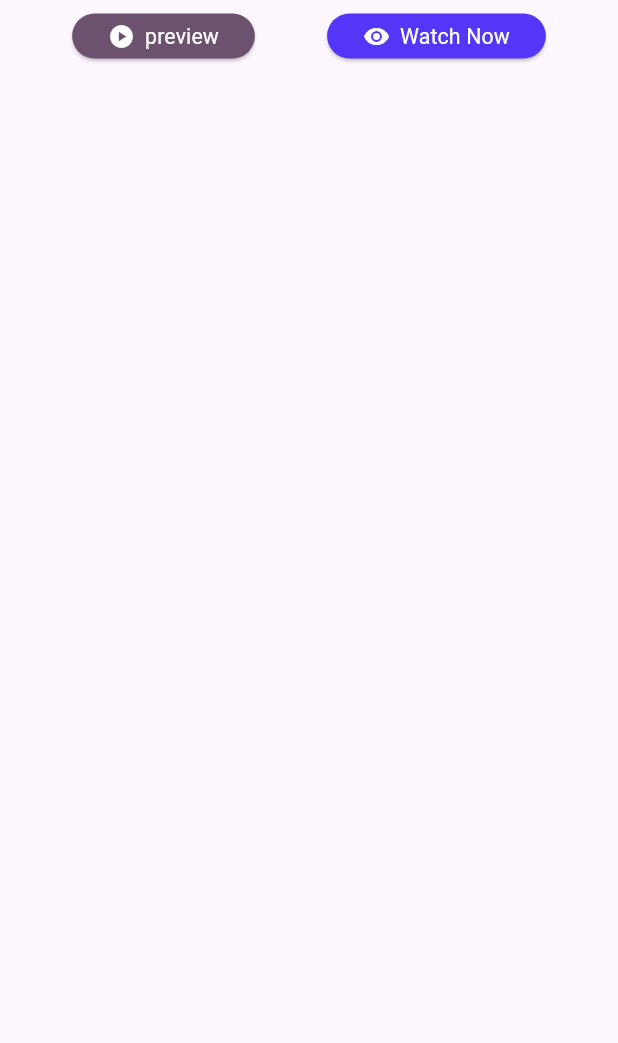
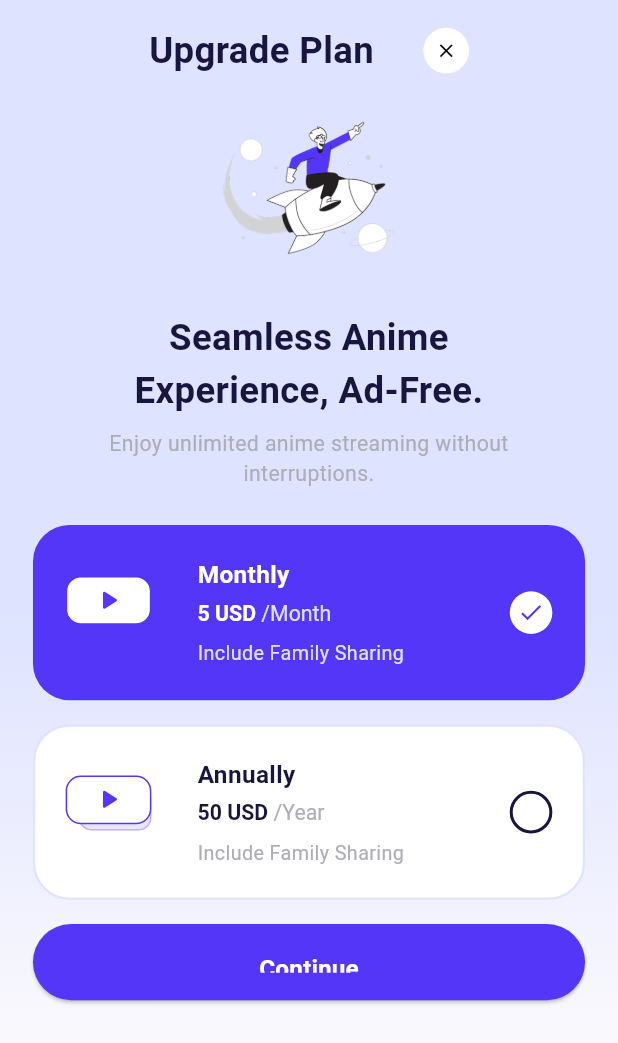
Before and after one commit to Bahnooos/Anime-App, a Flutter app: the BottomNavRow widget shown alone on an empty page, opened directly, after a tap on "Watch Now", on a phone screen of 412 x 824 dp. Shown: the top 1043 px of the screen. Run offline on Flutter 3.47's test engine with Material 3 defaults, Android fonts, the phone set to English and light mode, and no system bars; our stand-ins replace flutter_screenutil, flutter_svg.

Commit message:
Add Upgrade Plan feature with new screens and routing
- Introduced Upgrade Plan screen and related UI components including headers, buttons, and plan options.
- Added new routes for the Upgrade Plan screen in the app router.
- Included a new image asset for the upgrade illustration.
- Refactored BottomNavRow to navigate to the Upgrade Plan screen.
- Created data model for plan options to support subscription features.

```diff
--- a/lib/core/constants/app_images.dart
+++ b/lib/core/constants/app_images.dart
@@ -1,4 +1,4 @@
 class AppImages {
   static const String detailsImage = 'assets/images/details.png';
-
+  static const String rocketIllustration = 'assets/images/Rocket Boy 1.png';
 }
--- a/lib/core/routing/app_router.dart
+++ b/lib/core/routing/app_router.dart
@@ -1,6 +1,7 @@
 import 'package:anime_app/core/routing/routes.dart';
 import 'package:anime_app/features/details/presentation/details_screen.dart';
 import 'package:anime_app/features/home/presentation/home_screen.dart';
+import 'package:anime_app/features/upgrade_plan/presentation/upgrade_plan_screen.dart';
 import 'package:flutter/material.dart';
 
 class AppRouter {
@@ -13,6 +14,8 @@ class AppRouter {
         return MaterialPageRoute(builder: (_) => const HomeScreen());
       case Routes.detailsScreen:
         return MaterialPageRoute(builder: (_) => const DetailsScreen());
+      case Routes.upgradePlanScreen:
+        return MaterialPageRoute(builder: (_) => const UpgradePlanScreen());
       default:
         return null;
     }
--- a/lib/core/routing/routes.dart
+++ b/lib/core/routing/routes.dart
@@ -1,4 +1,6 @@
 class Routes {
   static const String homeScreen = '/homeScreen';
   static const String detailsScreen = '/detailsScreen';
+  static const String upgradePlanScreen = '/upgradePlanScreen';
+
 }
--- a/lib/features/details/presentation/widgets/bottom_nav_row.dart
+++ b/lib/features/details/presentation/widgets/bottom_nav_row.dart
@@ -1,3 +1,5 @@
+import 'package:anime_app/core/helpers/extensions.dart';
+import 'package:anime_app/core/routing/routes.dart';
 import 'package:anime_app/core/theme/app_colors.dart';
 import 'package:anime_app/core/theme/styles.dart';
 import 'package:flutter/material.dart';
@@ -11,17 +13,17 @@ class BottomNavRow extends StatefulWidget {
 }
 
 class _BottomNavRowState extends State<BottomNavRow> {
-  bool isWatchNow = true;
+  bool isPreview = true;
   @override
   Widget build(BuildContext context) {
     return Row(
       mainAxisAlignment: MainAxisAlignment.spaceEvenly,
       children: [
         ElevatedButton(
-          onPressed: () => setState(() => isWatchNow = false),
+          onPressed: () => setState(() => isPreview = true),
           style: ButtonStyle(
             backgroundColor: WidgetStateProperty.all(
-              isWatchNow ? AppColors.bottonAnimeTypeColor : AppColors.mainBlue,
+              isPreview ? AppColors.mainBlue : AppColors.bottonAnimeTypeColor,
             ),
             minimumSize: WidgetStateProperty.all(Size(40, 30)),
           ),
@@ -37,10 +39,13 @@ class _BottomNavRowState extends State<BottomNavRow> {
         ),
 
         ElevatedButton(
-          onPressed: () => setState(() => isWatchNow = true),
+          onPressed: () => setState(() {
+            isPreview = false;
+            context.pushNamed(Routes.upgradePlanScreen);
+          }),
           style: ButtonStyle(
             backgroundColor: WidgetStateProperty.all(
-              isWatchNow ? AppColors.mainBlue : AppColors.bottonAnimeTypeColor,
+              isPreview ? AppColors.bottonAnimeTypeColor : AppColors.mainBlue,
             ),
             minimumSize: WidgetStateProperty.all(Size(40, 30)),
           ),
--- /dev/null
+++ b/lib/features/upgrade_plan/data/plan_option.dart
@@ -0,0 +1,19 @@
+class PlanOption {
+  final String id;
+  final String title;
+  final String priceLabel;
+  final String cadenceLabel;
+  final String note;
+  final bool isRecommended;
+
+  const PlanOption({
+    required this.id,
+    required this.title,
+    required this.priceLabel,
+    required this.cadenceLabel,
+    required this.note,
+    this.isRecommended = false,
+  });
+}
+
+enum BillingCycle { monthly, annually }
--- /dev/null
+++ b/lib/features/upgrade_plan/presentation/upgrade_plan_screen.dart
@@ -0,0 +1,51 @@
+import 'package:anime_app/core/helpers/spacing.dart';
+import 'package:anime_app/core/theme/app_colors.dart';
+import 'package:anime_app/features/upgrade_plan/presentation/widgets/primary_button.dart';
+import 'package:anime_app/features/upgrade_plan/presentation/widgets/subscription_buttons.dart';
+import 'package:anime_app/features/upgrade_plan/presentation/widgets/upgrade_header.dart';
+import 'package:anime_app/features/upgrade_plan/presentation/widgets/upgrade_hero.dart';
+import 'package:flutter/material.dart';
+import 'package:flutter_screenutil/flutter_screenutil.dart';
+
+class UpgradePlanScreen extends StatelessWidget {
+  const UpgradePlanScreen({super.key});
+
+  @override
+  Widget build(BuildContext context) {
+    return Scaffold(
+      backgroundColor: AppColors.backGroundColor,
+      body: Container(
+        decoration: BoxDecoration(
+          gradient: LinearGradient(
+            colors: [AppColors.lavenderBlue, AppColors.backGroundColor],
+            stops: [.6, 1],
+            begin: Alignment.topCenter,
+            end: Alignment.bottomCenter,
+          ),
+        ),
+        child: SafeArea(
+          child: LayoutBuilder(
+            builder: (context, constraints) {
+              return SingleChildScrollView(
+                padding: EdgeInsets.symmetric(horizontal: 20.w, vertical: 16.h),
+                child: Column(
+                  crossAxisAlignment: CrossAxisAlignment.start,
+                  children: [
+                    UpgradeHeader(
+                      onClose: () => Navigator.of(context).maybePop(),
+                    ),
+                    const UpgradeHero(),
+                    verticalSpace(24),
+                    const SubscriptionButtons(),
+                    verticalSpace(16),
+                    PrimaryButton(label: 'Continue', onPressed: () {}),
+                  ],
+                ),
+              );
+            },
+          ),
+        ),
+      ),
+    );
+  }
+}
--- /dev/null
+++ b/lib/features/upgrade_plan/presentation/widgets/device_stack_icon.dart
@@ -0,0 +1,43 @@
+import 'package:flutter/material.dart';
+import 'package:flutter_screenutil/flutter_screenutil.dart';
+
+class DeviceStackIcon extends StatelessWidget {
+  final Color primary;
+  const DeviceStackIcon({super.key, required this.primary});
+
+  @override
+  Widget build(BuildContext context) {
+    return SizedBox(
+      width: 64.w,
+      height: 48.h,
+      child: Stack(
+        clipBehavior: Clip.none,
+        children: [
+          Positioned(
+            left: 8.w,
+            top: 8.h,
+            child: Container(
+              width: 44.w,
+              height: 28.h,
+              decoration: BoxDecoration(
+                borderRadius: BorderRadius.circular(8.r),
+                color: primary.withOpacity(0.12),
+                border: Border.all(color: primary.withOpacity(0.3)),
+              ),
+            ),
+          ),
+          Container(
+            width: 52.w,
+            height: 32.h,
+            decoration: BoxDecoration(
+              borderRadius: BorderRadius.circular(10.r),
+              color: Colors.white,
+              border: Border.all(color: primary),
+            ),
+            child: Icon(Icons.play_arrow_rounded, color: primary, size: 22.r),
+          ),
+        ],
+      ),
+    );
+  }
+}
--- /dev/null
+++ b/lib/features/upgrade_plan/presentation/widgets/plan_option_card.dart
@@ -0,0 +1,107 @@
+import 'package:anime_app/core/theme/app_colors.dart';
+import 'package:anime_app/core/theme/styles.dart';
+import 'package:flutter/material.dart';
+import 'package:flutter_screenutil/flutter_screenutil.dart';
+
+class PlanOptionCard extends StatelessWidget {
+  final bool selected;
+  final Widget leading;
+  final String title;
+  final String price;
+  final String cadence;
+  final String note;
+  final VoidCallback onTap;
+
+  const PlanOptionCard({
+    super.key,
+    required this.selected,
+    required this.leading,
+    required this.title,
+    required this.price,
+    required this.cadence,
+    required this.note,
+    required this.onTap,
+  });
+
+  @override
+  Widget build(BuildContext context) {
+    final Color bg = selected ? AppColors.mainBlue : Colors.white;
+    final Color border = selected ? Colors.transparent : AppColors.lavenderBlue;
+    final Color titleColor = selected ? Colors.white : AppColors.darkGray;
+    final Color subColor = selected
+        ? AppColors.lavenderBlue
+        : AppColors.lightGray;
+
+    return InkWell(
+      onTap: onTap,
+      borderRadius: BorderRadius.circular(24.r),
+      child: Container(
+        padding: EdgeInsets.all(20.r),
+        decoration: BoxDecoration(
+          color: bg,
+          borderRadius: BorderRadius.circular(24.r),
+          border: Border.all(color: border, width: 1.5),
+        ),
+        child: Row(
+          children: [
+            leading,
+            SizedBox(width: 16.w),
+            Expanded(
+              child: Column(
+                crossAxisAlignment: CrossAxisAlignment.start,
+                children: [
+                  Text(
+                    title,
+                    style: AppTextStyles.font16SemiBold.copyWith(
+                      color: titleColor,
+                    ),
+                  ),
+                  SizedBox(height: 6.h),
+                  RichText(
+                    text: TextSpan(
+                      style: AppTextStyles.font14SemiBold.copyWith(
+                        color: titleColor,
+                      ),
+                      children: [
+                        TextSpan(text: price),
+                        TextSpan(text: ' '),
+                        TextSpan(
+                          text: cadence,
+                          style: AppTextStyles.font14WhiteRegular.copyWith(
+                            color: subColor,
+                          ),
+                        ),
+                      ],
+                    ),
+                  ),
+                  SizedBox(height: 8.h),
+                  Text(
+                    note,
+                    style: AppTextStyles.font13WhiteRegular.copyWith(
+                      color: subColor,
+                    ),
+                  ),
+                ],
+              ),
+            ),
+            SizedBox(width: 16.w),
+            Container(
+              width: 28.r,
+              height: 28.r,
+              decoration: BoxDecoration(
+                shape: BoxShape.circle,
+                border: selected
+                    ? null
+                    : Border.all(color: AppColors.darkGray, width: 2),
+                color: selected ? Colors.white : Colors.transparent,
+              ),
+              child: selected
+                  ? Icon(Icons.check, size: 18.r, color: AppColors.mainBlue)
+                  : null,
+            ),
+          ],
+        ),
+      ),
+    );
+  }
+}
--- /dev/null
+++ b/lib/features/upgrade_plan/presentation/widgets/primary_button.dart
@@ -0,0 +1,37 @@
+import 'package:anime_app/core/theme/app_colors.dart';
+import 'package:anime_app/core/theme/styles.dart';
+import 'package:flutter/material.dart';
+import 'package:flutter_screenutil/flutter_screenutil.dart';
+
+class PrimaryButton extends StatelessWidget {
+  final String label;
+  final VoidCallback onPressed;
+  const PrimaryButton({
+    super.key,
+    required this.label,
+    required this.onPressed,
+  });
+
+  @override
+  Widget build(BuildContext context) {
+    return SizedBox(
+      width: double.infinity,
+      height: 50.h,
+      child: ElevatedButton(
+        style: ElevatedButton.styleFrom(
+          backgroundColor: AppColors.mainBlue,
+          foregroundColor: Colors.white,
+          padding: EdgeInsets.symmetric(vertical: 18.h),
+          shape: RoundedRectangleBorder(
+            borderRadius: BorderRadius.circular(28.r),
+          ),
+        ),
+        onPressed: onPressed,
+        child: Text(
+          label,
+          style: AppTextStyles.font16SemiBold.copyWith(color: Colors.white),
+        ),
+      ),
+    );
+  }
+}
--- /dev/null
+++ b/lib/features/upgrade_plan/presentation/widgets/subscription_buttons.dart
@@ -0,0 +1,51 @@
+import 'package:anime_app/core/helpers/spacing.dart';
+import 'package:anime_app/core/theme/app_colors.dart';
+import 'package:anime_app/features/upgrade_plan/presentation/widgets/device_stack_icon.dart';
+import 'package:anime_app/features/upgrade_plan/presentation/widgets/plan_option_card.dart';
+import 'package:flutter/material.dart';
+
+class SubscriptionButtons extends StatefulWidget {
+  const SubscriptionButtons({super.key});
+
+  @override
+  State<SubscriptionButtons> createState() => _SubscriptionButtonsState();
+}
+
+class _SubscriptionButtonsState extends State<SubscriptionButtons> {
+  bool monthlySelected = true;
+
+  @override
+  Widget build(BuildContext context) {
+    return Column(
+      children: [
+        PlanOptionCard(
+          selected: monthlySelected,
+          leading: const DeviceStackIcon(primary: AppColors.mainBlue),
+          title: 'Monthly',
+          price: '5 USD',
+          cadence: '/Month',
+          note: 'Include Family Sharing',
+          onTap: () {
+            if (!monthlySelected) {
+              setState(() => monthlySelected = true);
+            }
+          },
+        ),
+        verticalSpace(16),
+        PlanOptionCard(
+          selected: !monthlySelected,
+          leading: const DeviceStackIcon(primary: AppColors.mainBlue),
+          title: 'Annually',
+          price: '50 USD',
+          cadence: '/Year',
+          note: 'Include Family Sharing',
+          onTap: () {
+            if (monthlySelected) {
+              setState(() => monthlySelected = false);
+            }
+          },
+        ),
+      ],
+    );
+  }
+}
--- /dev/null
+++ b/lib/features/upgrade_plan/presentation/widgets/upgrade_header.dart
@@ -0,0 +1,39 @@
+import 'package:anime_app/core/theme/app_colors.dart';
+import 'package:anime_app/core/theme/font_weight_helper.dart';
+import 'package:anime_app/core/theme/styles.dart';
+import 'package:flutter/material.dart';
+import 'package:flutter_screenutil/flutter_screenutil.dart';
+
+class UpgradeHeader extends StatelessWidget {
+  final VoidCallback onClose;
+  const UpgradeHeader({super.key, required this.onClose});
+
+  @override
+  Widget build(BuildContext context) {
+    return Row(
+      mainAxisAlignment: MainAxisAlignment.center,
+      children: [
+        Text(
+          'Upgrade Plan',
+          style: AppTextStyles.font24Black.copyWith(
+            color: AppColors.darkGray,
+            fontWeight: FontWeightHelper.bold,
+          ),
+        ),
+        30.horizontalSpace,
+        InkWell(
+          onTap: onClose,
+          child: Container(
+            width: 30.r,
+            height: 30.r,
+            decoration: const BoxDecoration(
+              shape: BoxShape.circle,
+              color: Colors.white,
+            ),
+            child: const Icon(Icons.close, color: Colors.black, size: 15),
+          ),
+        ),
+      ],
+    );
+  }
+}
--- /dev/null
+++ b/lib/features/upgrade_plan/presentation/widgets/upgrade_hero.dart
@@ -0,0 +1,47 @@
+import 'package:anime_app/core/constants/app_images.dart';
+import 'package:anime_app/core/helpers/spacing.dart';
+import 'package:anime_app/core/theme/app_colors.dart';
+import 'package:anime_app/core/theme/font_weight_helper.dart';
+import 'package:anime_app/core/theme/styles.dart';
+import 'package:flutter/material.dart';
+import 'package:flutter_screenutil/flutter_screenutil.dart';
+
+class UpgradeHero extends StatelessWidget {
+  const UpgradeHero({super.key});
+
+  @override
+  Widget build(BuildContext context) {
+    return Container(
+      width: double.infinity,
+      padding: EdgeInsets.symmetric(horizontal: 16.w),
+      decoration: BoxDecoration(borderRadius: BorderRadius.circular(24.r)),
+      child: Column(
+        children: [
+          SizedBox(height: 8.h),
+          Image.asset(
+            AppImages.rocketIllustration,
+            height: 130.h,
+            fit: BoxFit.contain,
+          ),
+          verticalSpace(16),
+          Text(
+            'Seamless Anime\nExperience, Ad-Free.',
+            textAlign: TextAlign.center,
+            style: AppTextStyles.font24Black.copyWith(
+              color: AppColors.darkGray,
+              fontWeight: FontWeightHelper.bold,
+            ),
+          ),
+          verticalSpace(8),
+          Text(
+            'Enjoy unlimited anime streaming without\ninterruptions.',
+            textAlign: TextAlign.center,
+            style: AppTextStyles.font14WhiteRegular.copyWith(
+              color: AppColors.lightGray,
+            ),
+          ),
+        ],
+      ),
+    );
+  }
+}
```
Also changed, not shown: assets/images/Rocket Boy 1.png (added).
